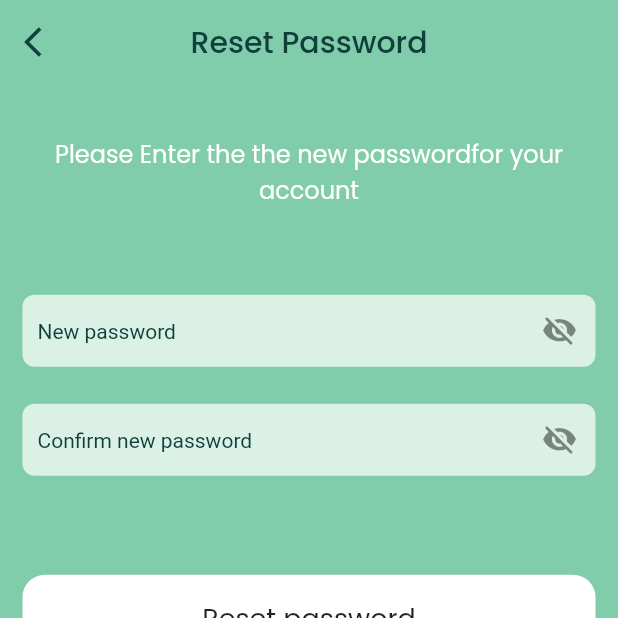
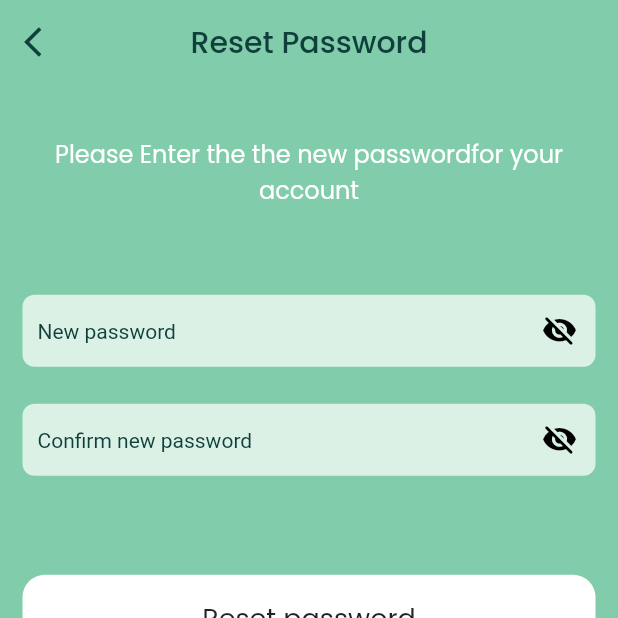
Before and after one commit to rokaia-ahmed/mom_app, a Flutter app: the ResetPasswordScreen screen opened directly with empty values, on a phone screen of 412 x 824 dp, the top half of it. Run offline on Flutter 3.47's test engine with Material 2 defaults, Android fonts, the phone set to English and light mode, and no system bars; our stand-ins replace conditional_builder_null_safety, dio, flutter_bloc, fluttertoast, google_fonts, image_picker and 1 more; accounts and stored records are empty.

Commit message:
update 2

```diff
--- a/lib/core/widgets/custom_text_form_field.dart
+++ b/lib/core/widgets/custom_text_form_field.dart
@@ -1,5 +1,4 @@
 import 'package:flutter/material.dart';
-import 'package:mom_app/core/utils/media_query_values.dart';
 import '../utils/app_colors.dart';
 
 OutlineInputBorder _defaultBorder = OutlineInputBorder(
@@ -18,7 +17,7 @@ class CustomTextFormField extends StatelessWidget {
       this.suffixIcon,
       this.valid,
       this.height,
-      required this.visible,
+       this.visible=false,
       this.backGroundColor})
       : super(key: key);
 
@@ -26,7 +25,7 @@ class CustomTextFormField extends StatelessWidget {
   final String hintText;
   final Widget? suffixIcon;
   final TextEditingController? controller;
-  final bool visible;
+  final bool visible ;
   final String? Function(String?)? valid;
   final double? height;
   final Color? backGroundColor;
@@ -48,6 +47,7 @@ class CustomTextFormField extends StatelessWidget {
         contentPadding: const EdgeInsets.all(10),
         hintText: hintText,
         suffixIcon: suffixIcon,
+        suffixIconColor: Colors.black,
         hintStyle: const TextStyle(
           color: AppColors.green,
           fontSize: 14,
--- a/lib/view/register/screens/signin_screen.dart
+++ b/lib/view/register/screens/signin_screen.dart
@@ -96,6 +96,8 @@ class SignInScreen extends StatelessWidget {
                               valid: (value) {
                                 if (value == null || value.isEmpty) {
                                   return 'Email must not be empty';
+                                }else if(!value.contains('@gmail.com')){
+                                  return 'email should be email';
                                 }
                                 return null;
                               },
@@ -110,6 +112,8 @@ class SignInScreen extends StatelessWidget {
                               valid: (value) {
                                 if (value == null || value.isEmpty) {
                                   return 'Password must not be empty';
+                                }else if(value.length<8){
+                                  return 'password must be >= 8';
                                 }
                                 return null;
                               },
```
